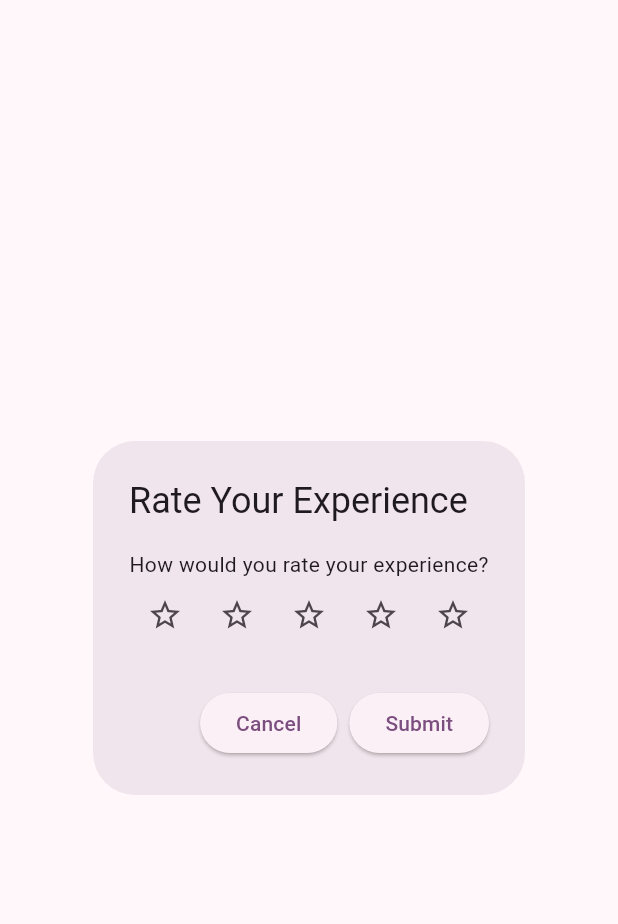
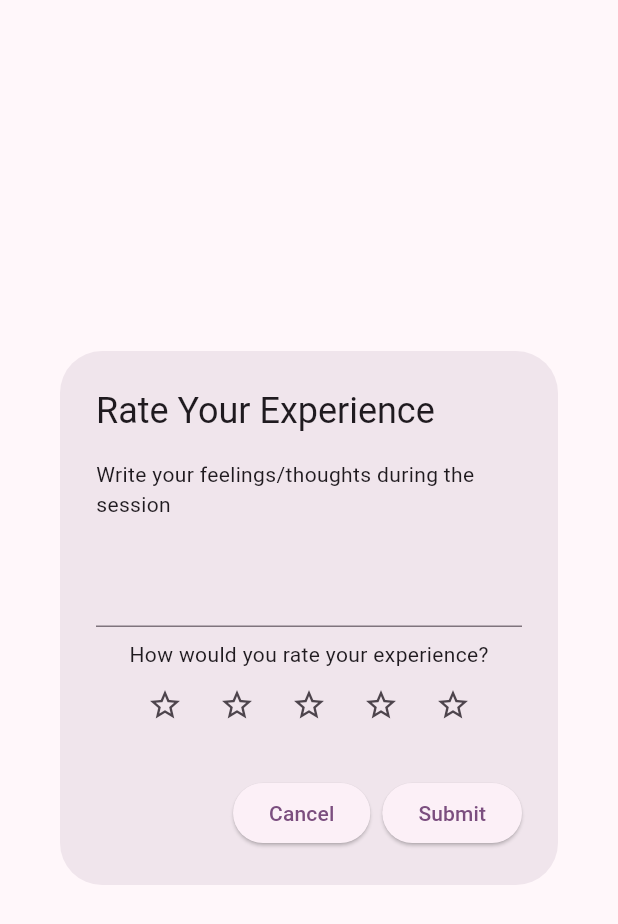
Before and after one commit to RamzeusInno/MeditationApp, a Flutter app: the RatingDialog widget shown alone on an empty page, opened directly, on a phone screen of 412 x 824 dp. Shown: the top 924 px of the screen. Run offline on Flutter 3.47's test engine with Material 3 defaults, Android fonts, the phone set to English and light mode, and no system bars; our stand-ins replace flutter_riverpod, hive, hive_flutter, just_audio; accounts and stored records are empty.

Commit message:
feat: added a text field to the rating widget

```diff
--- a/lib/widgets/ratingWidget.dart
+++ b/lib/widgets/ratingWidget.dart
@@ -17,6 +17,15 @@ class _RatingDialogState extends ConsumerState<RatingDialog> {
       content: Column(
         mainAxisSize: MainAxisSize.min,
         children: <Widget>[
+          const Text('Write your feelings/thoughts during the session'),
+          const SizedBox(height: 8),
+          TextField(
+            onChanged: (text) {
+              // Handle text changes here
+            },
+            maxLines: 2,
+          ),
+          const SizedBox(height: 8),
           const Text('How would you rate your experience?'),
           Row(
             mainAxisAlignment: MainAxisAlignment.center,
@@ -33,7 +42,9 @@ class _RatingDialogState extends ConsumerState<RatingDialog> {
                   });
                 },
               );
-            }),
+            },
+
+            ),
           ),
         ],
       ),
```
